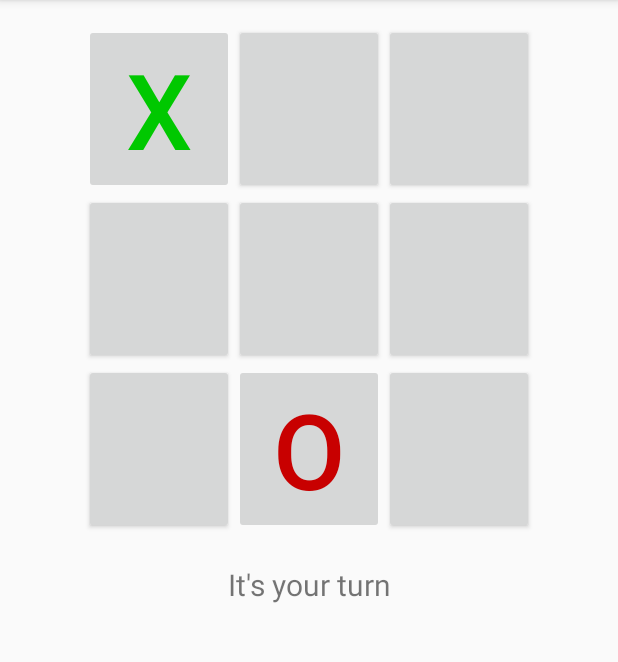
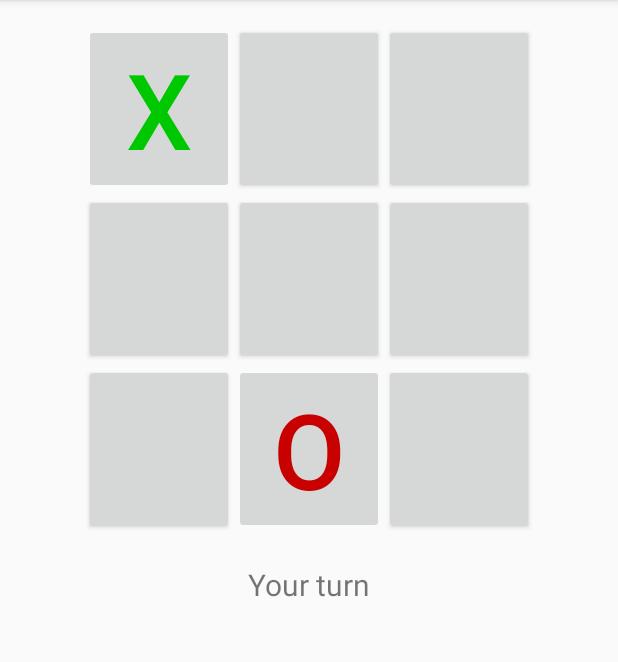
Before and after one commit to savelascod/AndroidTicTacToe-Tutorial2, an Android app: the screen it shows after launch (AndroidTicTacToeActivity), after a tap on an icon or button, on a phone screen of 412 x 824 dp, the part 84-746 px from its top. Run offline under Robolectric (Android 15) with nearby library versions, the phone set to English and light mode, and no system bars.

Commit message:
-Changed text messages with strings.xml

```diff
--- a/TicTacToe/src/main/java/edu/harding/tictactoe/AndroidTicTacToeActivity.java
+++ b/TicTacToe/src/main/java/edu/harding/tictactoe/AndroidTicTacToeActivity.java
@@ -97,19 +97,19 @@ public class AndroidTicTacToeActivity extends ActionBarActivity {
 
                 int winner = mGame.checkForWinner();
                 if (winner == 0) {
-                    mInfotextView.setText("It's Android's turn");
+                    mInfotextView.setText(R.string.turn_computer);
                     int move = mGame.getComputerMove();
                     setMove(TicTacToeGame.COMPUTER_PLAYER, move);
                     winner = mGame.checkForWinner();
                 }
                 if (winner == 0)
-                    mInfotextView.setText("It's your turn");
+                    mInfotextView.setText(R.string.turn_human);
                 else if (winner == 1)
-                    mInfotextView.setText("It's a tie!");
+                    mInfotextView.setText(R.string.result_tie);
                 else if (winner == 2)
-                    mInfotextView.setText("You won");
+                    mInfotextView.setText(R.string.result_human_win);
                 else
-                    mInfotextView.setText("Android won!");
+                    mInfotextView.setText(R.string.result_computer_win);
             }
         }
     }
--- a/TicTacToe/src/main/res/values/strings.xml
+++ b/TicTacToe/src/main/res/values/strings.xml
@@ -8,5 +8,5 @@
     <string name="turn_computer">Android's turn</string>
     <string name="result_tie">It's a tie</string>
     <string name="result_human_win">You won!</string>
-    <string name="result_compuet_win">Android won!</string>
+    <string name="result_computer_win">Android won!</string>
 </resources>
```
